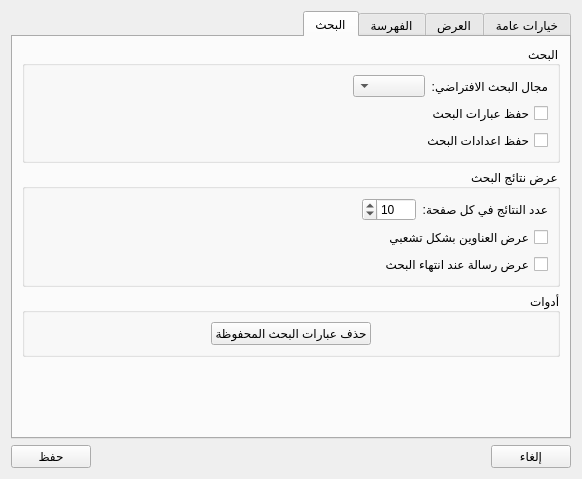
The window that src/settingsdialog.ui (boussouira/moltaqa) describes before a commit, drawn with Qt 5.
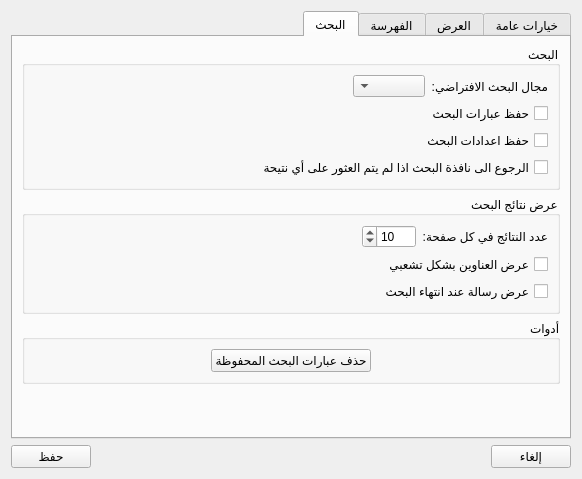
The same window after the commit. The open tabs and pages were chosen to show the change.

Commit message: Return to search widget if no result found

What changed in the file:
```diff
--- a/src/settingsdialog.ui
+++ b/src/settingsdialog.ui
@@ -811,6 +811,13 @@
             </property>
            </widget>
           </item>
+          <item>
+           <widget class="QCheckBox" name="checkReturnToSearchWidget">
+            <property name="text">
+             <string>الرجوع الى نافذة البحث اذا لم يتم العثور على أي نتيحة</string>
+            </property>
+           </widget>
+          </item>
          </layout>
         </widget>
        </item>
```
The commit also changes 2 other files.
